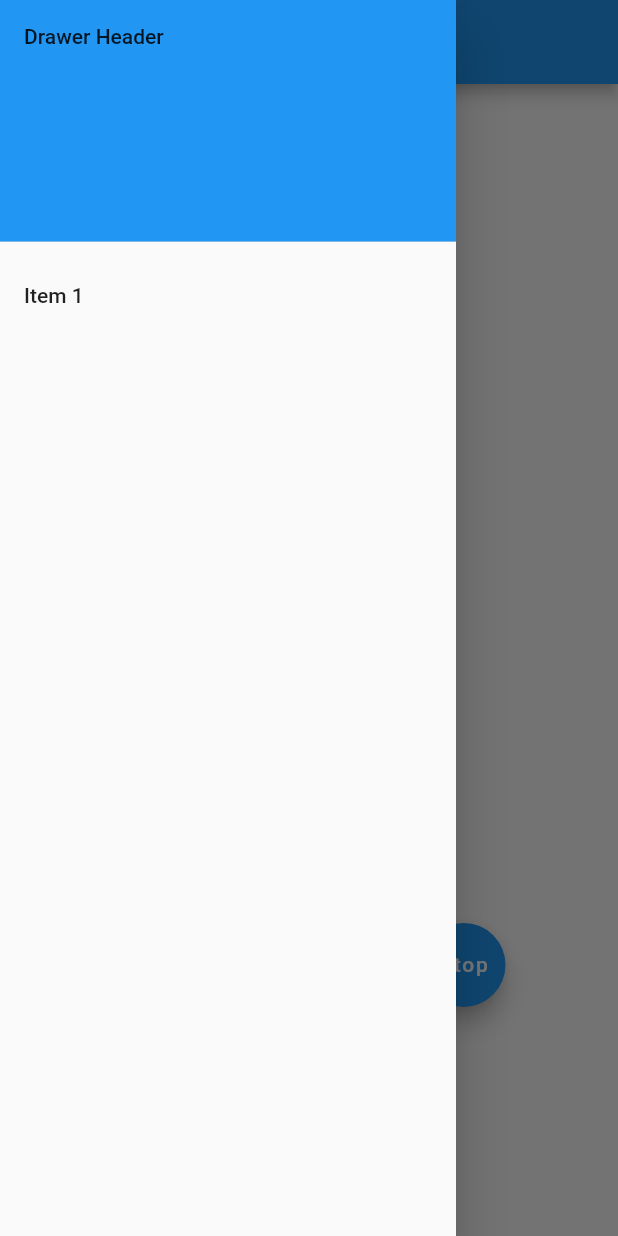
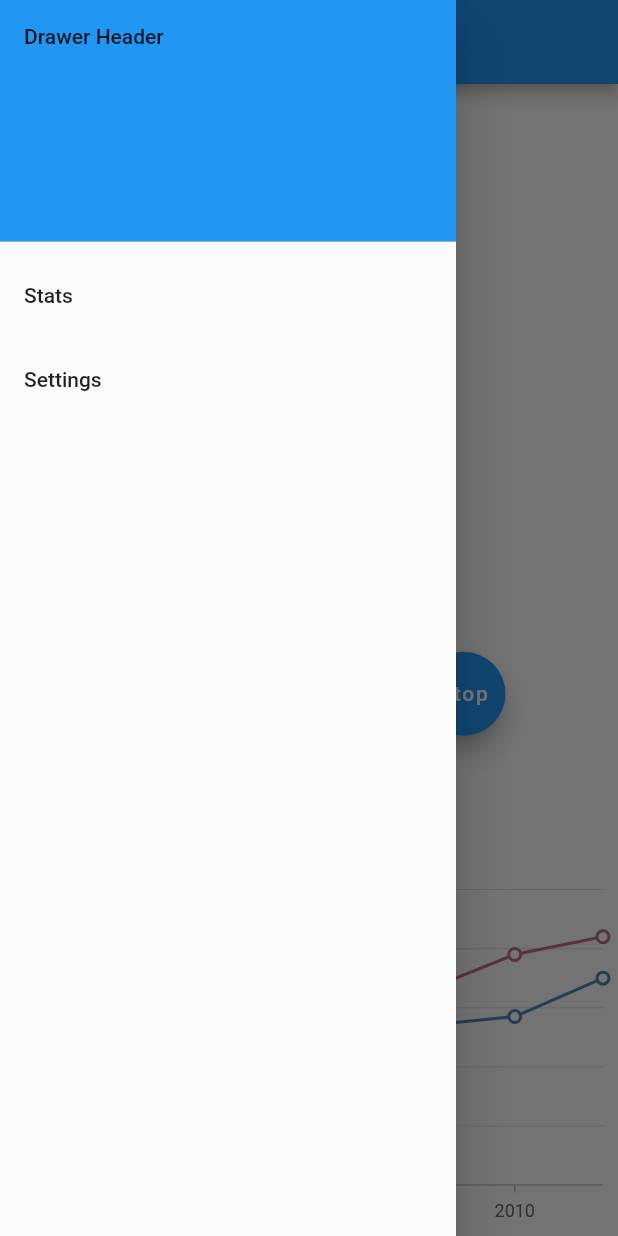
Before and after one commit to MacherelR/instrument_tuner, a Flutter app: the screen it shows after launch, with the side drawer open, on a phone screen of 412 x 824 dp. Run offline on Flutter 3.47's test engine with Material 2 defaults, Android fonts, the phone set to English and light mode, and no system bars; our stand-ins replace syncfusion_flutter_charts; missing offline and left inert: flutter_audio_capture, pitch_detector_dart, pitchupdart.

Commit message:
added multiples pages and graph on front page

```diff
--- a/app_tuner/lib/main.dart
+++ b/app_tuner/lib/main.dart
@@ -5,6 +5,7 @@
 import 'package:pitch_detector_dart/pitch_detector.dart';
 import 'package:pitchupdart/instrument_type.dart';
 import 'package:pitchupdart/pitch_handler.dart';
+import 'package:syncfusion_flutter_charts/charts.dart';
 
 void main() {
   runApp(const MyApp());
@@ -17,22 +18,74 @@
   Widget build(BuildContext context) {
     return MaterialApp(
       title: 'Flutter Demo',
+      initialRoute: '/home',
+      routes: {
+        // When navigating to the "/" route, build the FirstScreen widget.
+        '/home': (context) => const Tuner(title: 'Tuner'),
+        // When navigating to the "/second" route, build the SecondScreen widget.
+        '/stats': (context) => const StatsScreen(),
+        '/settings': (context) => const SettingsScreen(),
+      },
       theme: ThemeData(
         primarySwatch: Colors.blue,
       ),
-      home: const MyHomePage(title: 'Flutter Demo Home Page'),
+      home: const Tuner(title: 'Flutter Demo Home Page'),
     );
   }
 }
 
-class MyHomePage extends StatefulWidget {
-  const MyHomePage({Key? key, required this.title}) : super(key: key);
+class Tuner extends StatefulWidget {
+  const Tuner({Key? key, required this.title}) : super(key: key);
   final String title;
   @override
-  State<MyHomePage> createState() => _MyHomePageState();
+  State<Tuner> createState() => _TunerState();
 }
 
-class _MyHomePageState extends State<MyHomePage> {
+class StatsScreen extends StatelessWidget {
+  const StatsScreen({Key? key}) : super(key: key);
+
+  @override
+  Widget build(BuildContext context) {
+    return Scaffold(
+      appBar: AppBar(
+        title: const Text('Stats'),
+      ),
+      body: Center(
+        child: ElevatedButton(
+          onPressed: () {
+            // Navigate back to first screen when tapped.
+            Navigator.pop(context);
+          },
+          child: const Text('Go back!'),
+        ),
+      ),
+    );
+  }
+}
+
+class SettingsScreen extends StatelessWidget {
+  const SettingsScreen({Key? key}) : super(key: key);
+
+  @override
+  Widget build(BuildContext context) {
+    return Scaffold(
+      appBar: AppBar(
+        title: const Text('Options'),
+      ),
+      body: Center(
+        child: ElevatedButton(
+          onPressed: () {
+            // Navigate back to first screen when tapped.
+            Navigator.pop(context);
+          },
+          child: const Text('Go back!'),
+        ),
+      ),
+    );
+  }
+}
+
+class _TunerState extends State<Tuner> {
   final _audioRecorder = FlutterAudioCapture();
   final pitchDetectorDart = PitchDetector(44100, 2000);
   // TODO : change instrumentType to the one selected
@@ -77,6 +130,63 @@
     print(err);
   }
 
+  List<_ChartData>? chartData;
+
+  @override
+  void initState() {
+    chartData = <_ChartData>[
+      _ChartData(2005, 21, 28),
+      _ChartData(2006, 24, 44),
+      _ChartData(2007, 36, 48),
+      _ChartData(2008, 38, 50),
+      _ChartData(2009, 54, 66),
+      _ChartData(2010, 57, 78),
+      _ChartData(2011, 70, 84)
+    ];
+    super.initState();
+  }
+
+  List<LineSeries<_ChartData, num>> _getDefaultLineSeries() {
+    return <LineSeries<_ChartData, num>>[
+      LineSeries<_ChartData, num>(
+          animationDuration: 2500,
+          dataSource: chartData!,
+          xValueMapper: (_ChartData sales, _) => sales.x,
+          yValueMapper: (_ChartData sales, _) => sales.y,
+          width: 2,
+          name: 'Germany',
+          markerSettings: const MarkerSettings(isVisible: true)),
+      LineSeries<_ChartData, num>(
+          animationDuration: 2500,
+          dataSource: chartData!,
+          width: 2,
+          name: 'England',
+          xValueMapper: (_ChartData sales, _) => sales.x,
+          yValueMapper: (_ChartData sales, _) => sales.y2,
+          markerSettings: const MarkerSettings(isVisible: true))
+    ];
+  }
+
+  SfCartesianChart _buildDefaultLineChart(isCardView) {
+    return SfCartesianChart(
+      plotAreaBorderWidth: 0,
+      title: ChartTitle(text: isCardView ? '' : 'Inflation - Consumer price'),
+      legend: Legend(
+          isVisible: isCardView ? false : true,
+          overflowMode: LegendItemOverflowMode.wrap),
+      primaryXAxis: NumericAxis(
+          edgeLabelPlacement: EdgeLabelPlacement.shift,
+          interval: 2,
+          majorGridLines: const MajorGridLines(width: 0)),
+      primaryYAxis: NumericAxis(
+          labelFormat: '{value}%',
+          axisLine: const AxisLine(width: 0),
+          majorTickLines: const MajorTickLines(color: Colors.transparent)),
+      series: _getDefaultLineSeries(),
+      tooltipBehavior: TooltipBehavior(enable: true),
+    );
+  }
+
   @override
   Widget build(BuildContext context) {
     return Scaffold(
@@ -91,12 +201,20 @@
               child: Text("Drawer Header"),
             ),
             ListTile(
-              title: const Text('Item 1'),
+              title: const Text('Stats'),
               onTap: () {
                 // TODO : Define navigation
                 Navigator.pop(context);
+                Navigator.pushNamed(context, '/stats');
               },
-            )
+            ),
+            ListTile(
+              title: const Text('Settings'),
+              onTap: () {
+                Navigator.pop(context);
+                Navigator.pushNamed(context, '/settings');
+              },
+            ),
           ],
         ),
       ),
@@ -128,17 +246,28 @@
                 Expanded(
                     child: Center(
                         child: FloatingActionButton(
+                            heroTag: "start",
                             onPressed: _startRecording,
                             child: const Text("Start")))),
                 Expanded(
                     child: Center(
                         child: FloatingActionButton(
+                            heroTag: "stop",
                             onPressed: _stopRecording,
                             child: const Text("Stop")))),
               ],
-          ))
+            ),
+          ),
+          Expanded(child: Center(child: _buildDefaultLineChart(true))),
         ]),
       ),
     );
   }
 }
+
+class _ChartData {
+  _ChartData(this.x, this.y, this.y2);
+  final double x;
+  final double y;
+  final double y2;
+}
--- a/app_tuner/pubspec.yaml
+++ b/app_tuner/pubspec.yaml
@@ -38,6 +38,8 @@ dependencies:
   pitch_detector_dart: ^0.0.2
   pitchupdart: ^0.0.1
   flutter_audio_capture: ^1.1.0
+  line_chart: ^1.0.9
+  syncfusion_flutter_charts:  ^19.4.38
 dev_dependencies:
   flutter_test:
     sdk: flutter
```
Also changed, not shown: app_tuner/pubspec.lock. Lines whose indentation alone changed are shown as unchanged.
